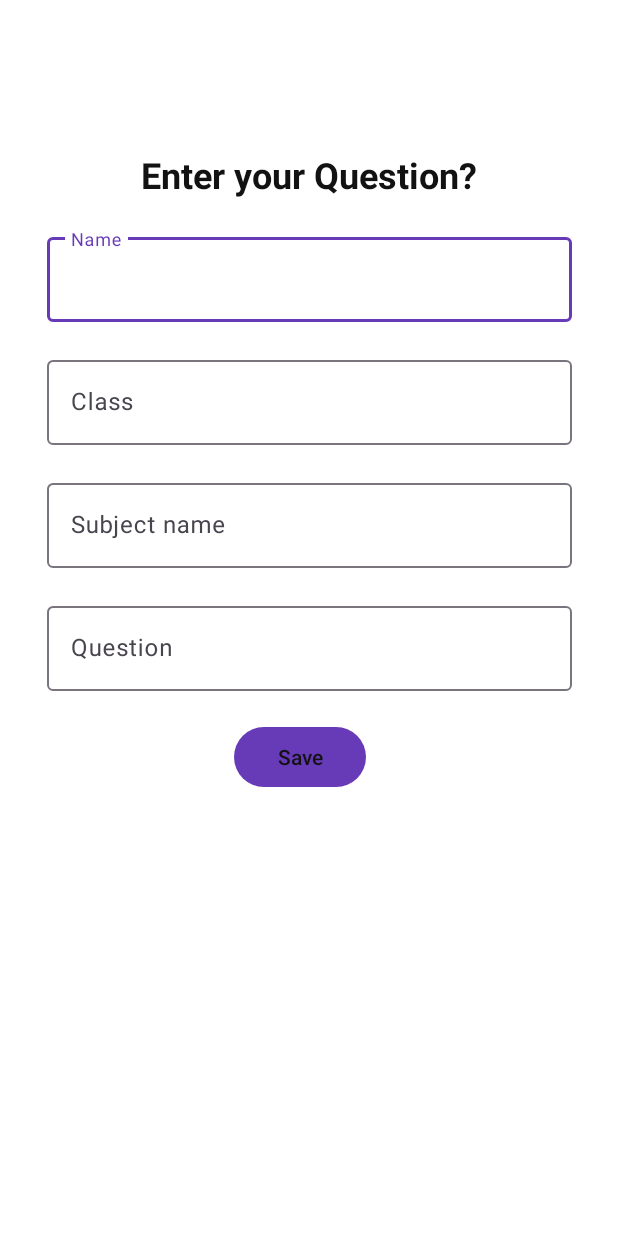
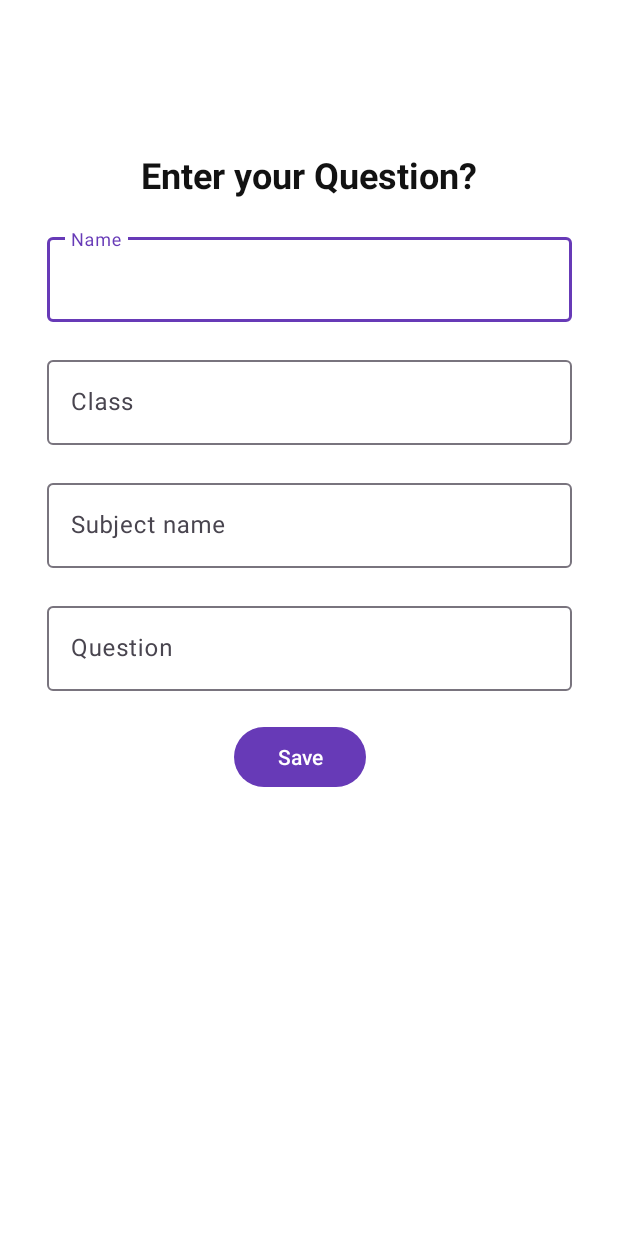
Before and after one commit to mayurvare/doubt_desk, an Android app: the AddNote screen opened directly, with no data from a screen before it, on a phone screen of 412 x 824 dp. Run offline under Robolectric (Android 15) with nearby library versions, the phone set to English and light mode, and no system bars; our stand-ins replace Firebase (no records; nobody signed in at launch, a user with empty details on screens opened directly).

Commit message:
Change Save button color dynamic to constant (white)

```diff
--- a/app/src/main/res/layout/activity_add_note.xml
+++ b/app/src/main/res/layout/activity_add_note.xml
@@ -110,7 +110,7 @@
         android:layout_height="wrap_content"
         android:layout_marginTop="20dp"
         android:text="Save"
-        android:textColor="@color/colorText"
+        android:textColor="@color/white"
         app:layout_constraintTop_toBottomOf="@id/etdes"
         app:layout_constraintStart_toStartOf="@+id/etdes"
         app:layout_constraintEnd_toEndOf="@+id/etdes"
```
